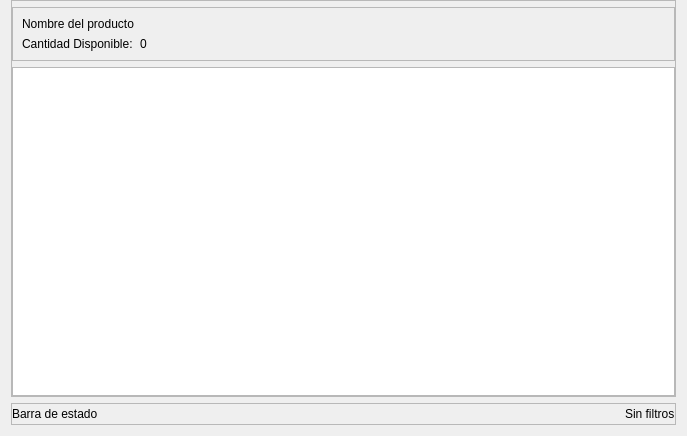
First picture: the form in view/ui/product_sale_management.ui, repository R0land013/blue-pos, before the edit.
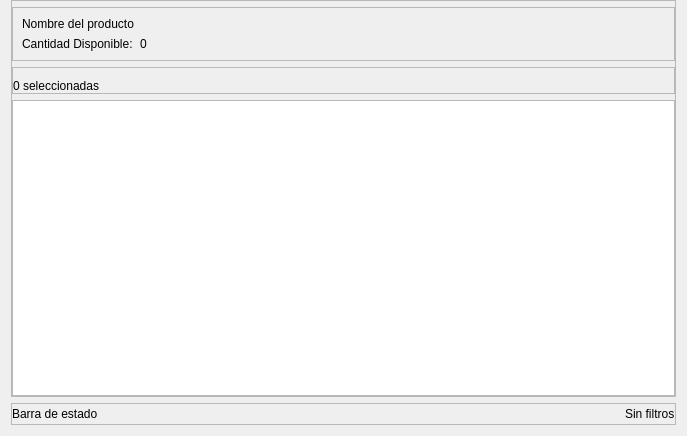
Second picture: the form after the edit.

Commit message: Style: Se muestra la cantidad de filas seleccionadas en la vista de gestión de ventas de un producto

```diff
--- a/view/ui/product_sale_management.ui
+++ b/view/ui/product_sale_management.ui
@@ -96,6 +96,37 @@
         </layout>
        </widget>
       </item>
+      <item>
+       <widget class="QFrame" name="frame_3">
+        <property name="frameShape">
+         <enum>QFrame::StyledPanel</enum>
+        </property>
+        <property name="frameShadow">
+         <enum>QFrame::Raised</enum>
+        </property>
+        <layout class="QHBoxLayout" name="horizontalLayout">
+         <property name="leftMargin">
+          <number>0</number>
+         </property>
+         <property name="topMargin">
+          <number>11</number>
+         </property>
+         <property name="rightMargin">
+          <number>0</number>
+         </property>
+         <property name="bottomMargin">
+          <number>0</number>
+         </property>
+         <item>
+          <widget class="QLabel" name="selected_quantity_label">
+           <property name="text">
+            <string>0 seleccionadas</string>
+           </property>
+          </widget>
+         </item>
+        </layout>
+       </widget>
+      </item>
       <item>
        <widget class="QTableWidget" name="sale_table"/>
       </item>
```
The commit also changes 1 other file.
